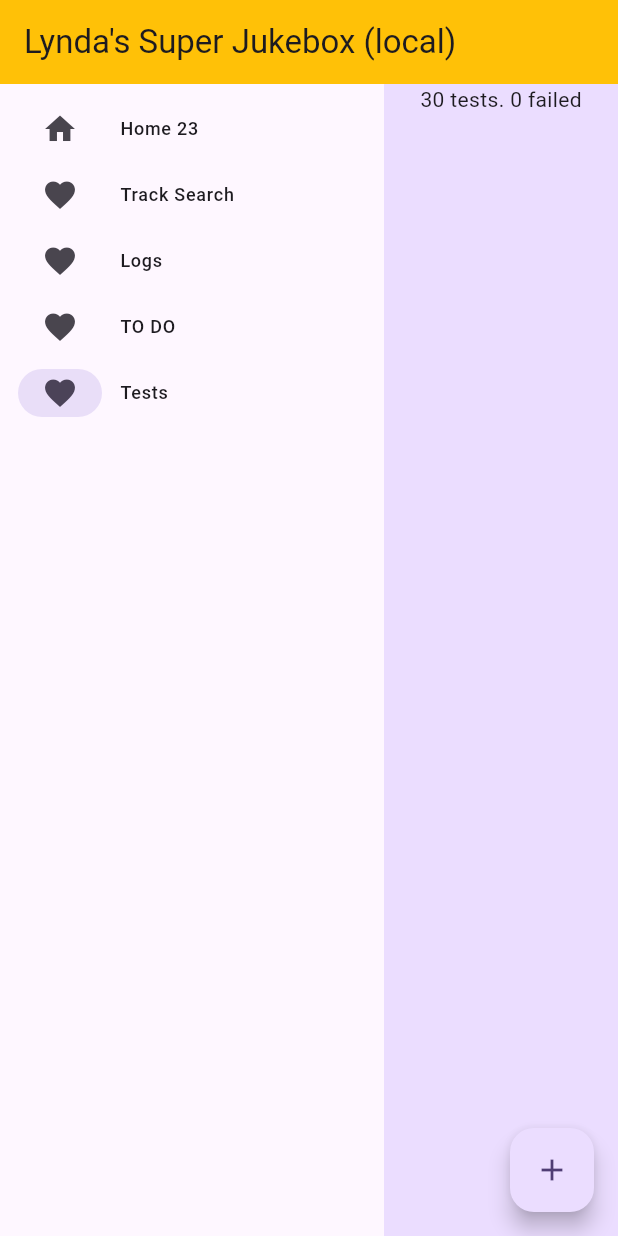
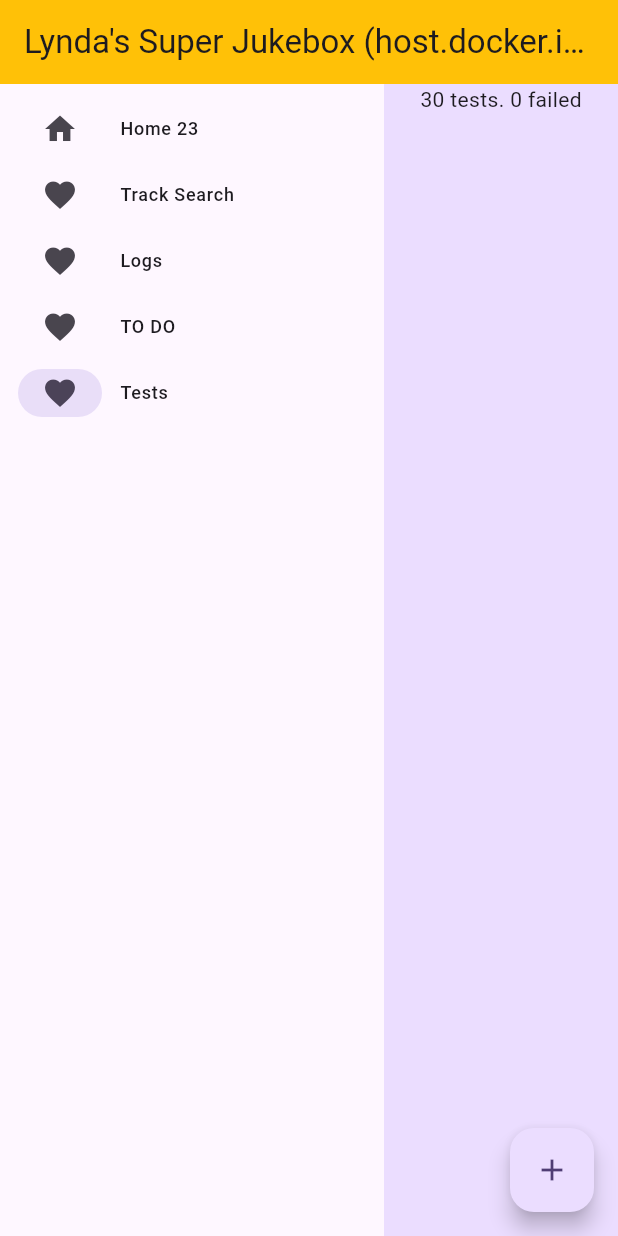
Before and after one commit to davidsykes/flutter_jukebox, a Flutter app: the screen it shows after launch, on a phone screen of 412 x 824 dp. Run offline on Flutter 3.47's test engine with Material 3 defaults, Android fonts, the phone set to English and light mode, and no system bars.

Commit message:
Investigating docker interal web access

```diff
--- a/lib/pages/searchpage/artistselector.dart
+++ b/lib/pages/searchpage/artistselector.dart
@@ -61,6 +61,9 @@ class _ArtistSelectorState extends State<ArtistSelector> {
             ),
             onPressed: isSubmitEnabled()
                 ? () async {
+                    setState(() {
+                      submitResponse = 'Processing...';
+                    });
                     var result = await widget.artistSelectionHandler
                         .action(selectedArtist!);
                     setState(() {
--- a/lib/pages/searchpage/searchpage.dart
+++ b/lib/pages/searchpage/searchpage.dart
@@ -68,7 +68,7 @@ class _SearchPageState extends State<SearchPage> {
     var rows = List<Widget>.empty(growable: true);
     if (searchScreenInformation.errorMessage != null) {
       rows.add(Text(searchScreenInformation.errorMessage!));
-    }
+    } else {
       rows.add(makeSearchBar());
 
       rows.add(Expanded(
@@ -77,6 +77,7 @@ class _SearchPageState extends State<SearchPage> {
             .map((track) => trackToText(track))
             .toList(),
       )));
+    }
 
     return Column(
       children: rows,
--- a/lib/version.dart
+++ b/lib/version.dart
@@ -39,6 +39,12 @@ class Version {
       mp3PlayerIpAddress: 'localhost:5001',
       selectedTabOnStartUp: 4,
       testAllTracks: false);
+  var versionDockerLocal = VersionDetails(
+      name: 'host.docker.internal',
+      jbdbApiIpAddress: 'host.docker.internal:5003',
+      mp3PlayerIpAddress: 'host.docker.internal:5001',
+      selectedTabOnStartUp: 4,
+      testAllTracks: false);
 
   late VersionDetails version;
 
@@ -46,7 +52,7 @@ class Version {
   static Version? _instance;
   factory Version() => _instance ??= Version._();
   Version._() {
-    version = versionLocal;
+    version = versionDockerLocal;
   }
 
   String mainTitle() => 'Lynda\'s Super Jukebox (${version.name})';
```
Also changed, not shown: lib/potentiallibrary/webaccess/webaccess.dart (+5 -2 lines). Lines whose indentation alone changed are shown as unchanged.
